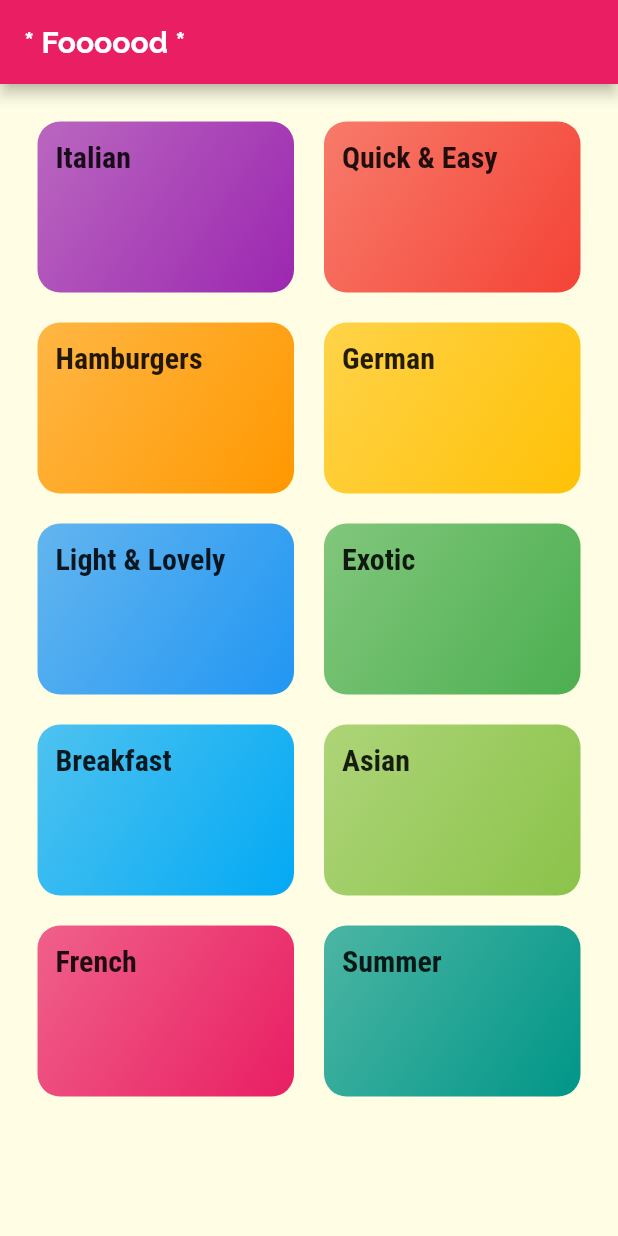
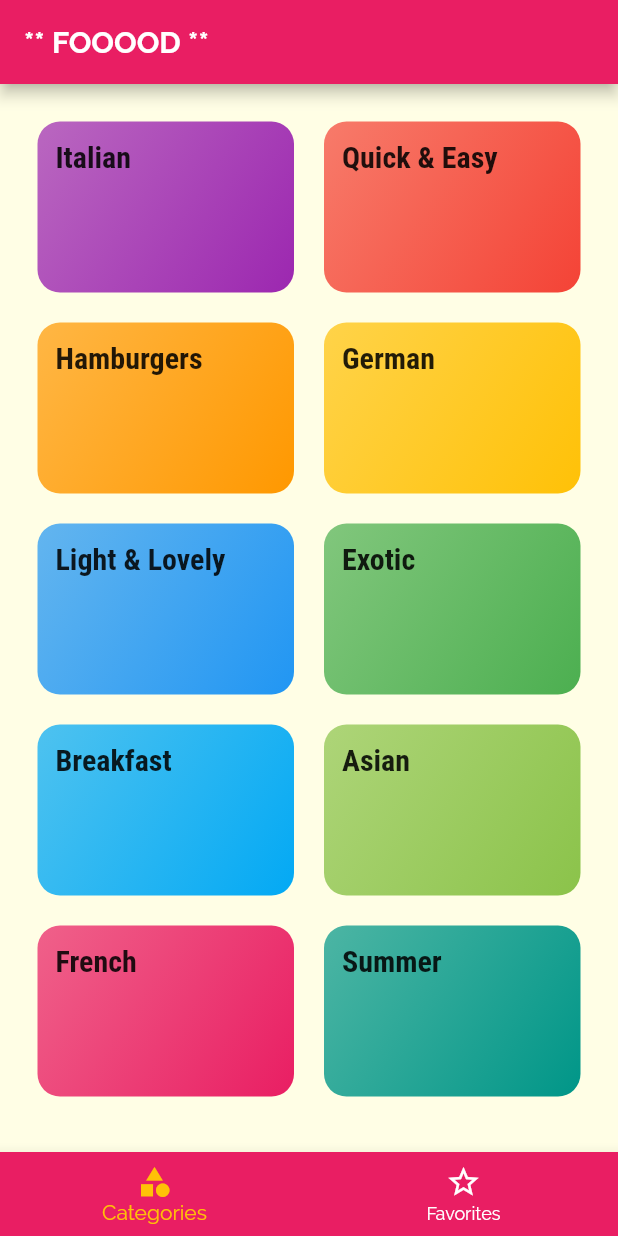
Before and after one commit to kodekittu/Cooking_app, a Flutter app: the screen it shows after launch, on a phone screen of 412 x 824 dp. Run offline on Flutter 3.47's test engine with Material 2 defaults, Android fonts, the phone set to English and light mode, and no system bars.

Commit message:
second commit

```diff
--- a/lib/main.dart
+++ b/lib/main.dart
@@ -1,6 +1,8 @@
-import 'package:cooking_app/screens/category_meals_screen.dart';
+import 'package:cooking_app/screens/tabs_screen.dart';
 import 'package:flutter/material.dart';
 
+import './screens/category_meals_screen.dart';
+import './screens/meal_details_screen.dart';
 import 'screens/categories_screen.dart';
 
 void main() => runApp(MyApp());
@@ -24,9 +26,13 @@ class MyApp extends StatelessWidget {
      // home: CategoriesScreen(), or  we can use route method
       initialRoute: '/',      //   ***********// default as '/'
       routes: {
-        '/' : (ctx) => CategoriesScreen(),
-        CategoryMealsScreen.routeName : (ctx) => CategoryMealsScreen(),  //  or // '/category-meal': (ctx) => CategoryMealsScreen(),
+        '/' : (ctx) => TabsScreen(),
+        CategoryMealsScreen.routeName : (ctx) => CategoryMealsScreen(), //  or // '/category-meal': (ctx) => CategoryMealsScreen(),
+        MealDetailScreen.routeName : (ctx) => MealDetailScreen(),
       },
+      onUnknownRoute: (setting){
+        return MaterialPageRoute(builder: (ctx) => CategoriesScreen());
+      }, //  **** If Screen crachs or something happens ***
     );
   }
 }
--- a/lib/screens/categories_screen.dart
+++ b/lib/screens/categories_screen.dart
@@ -7,9 +7,9 @@ class CategoriesScreen extends StatelessWidget {
   @override
   Widget build(BuildContext context) {
     return Scaffold(
-      appBar: AppBar(
-        title: Text('* Foooood *',style: TextStyle(fontWeight: FontWeight.bold),),
-      ),
+   //   appBar: AppBar(
+       // title: Text('* Foooood *',style: TextStyle(fontWeight: FontWeight.bold),),
+    //  ),
       body: GridView(
         padding: const EdgeInsets.all(25),
         children: DUMMY_CATEGORIES.map((catDate) => CategoryItem(catDate.id,catDate.title, catDate.color)).toList(),
--- a/lib/screens/category_meals_screen.dart
+++ b/lib/screens/category_meals_screen.dart
@@ -27,6 +27,7 @@ class CategoryMealsScreen extends StatelessWidget {
       ),
       body: ListView.builder(itemBuilder: (ctx, index) {
         return MealItem(
+            id: categoryMeals[index].id,
             title: categoryMeals[index].title,
             imageUrl: categoryMeals[index].imageUrl,
             duration: categoryMeals[index].duration,
--- /dev/null
+++ b/lib/screens/tabs_screen.dart
@@ -0,0 +1,75 @@
+import 'package:flutter/material.dart';
+
+import './categories_screen.dart';
+import './favorites_screen.dart';
+
+class TabsScreen extends StatefulWidget {
+  @override
+  _TabsScreenState createState() => _TabsScreenState();
+}
+
+class _TabsScreenState extends State<TabsScreen> {
+
+  final List<Map<String, Object>> _pages = [
+    {'page': CategoriesScreen(), 'title': '** FOOOOD **'},
+    {'page': FavoritesScreen(), 'title': 'Favorites'},
+  ];
+  int _selectedPageIndex = 0;
+
+  void _selectPage(int index) {
+    setState(() {
+      _selectedPageIndex = index;
+    });
+  }
+
+  @override
+  Widget build(BuildContext context) {
+    return Scaffold(
+      appBar: AppBar(
+        title: Text(_pages[_selectedPageIndex]['title'],style: TextStyle(fontWeight: FontWeight.bold),),
+      ),
+      body: _pages[_selectedPageIndex]['page'],
+      bottomNavigationBar: BottomNavigationBar(
+        currentIndex: _selectedPageIndex,
+        //type: BottomNavigationBarType.shifting,
+        onTap: _selectPage,
+        unselectedItemColor: Colors.white,
+        selectedItemColor: Theme.of(context).accentColor,
+        backgroundColor: Theme.of(context).primaryColor,
+        items: [
+          BottomNavigationBarItem(
+              icon: Icon(Icons.category), title: Text('Categories'),backgroundColor: Theme.of(context).primaryColor,),
+          BottomNavigationBarItem(
+              icon: Icon(Icons.star_border), title: Text('Favorites'),backgroundColor: Theme.of(context).primaryColor,),
+        ],
+      ),
+    );
+  }
+}
+
+
+// ****** tab Bar at top  *******
+/*  DefaultTabController(
+      initialIndex: 0,  //  which screen will be open
+      length: 2,
+      child: Scaffold(
+        appBar: AppBar(
+          title: Text('Meals'),
+          bottom: TabBar(tabs: <Widget>[
+            Tab(icon: Icon(Icons.category,),
+                text: 'Category',
+            ),
+            Tab(icon: Icon(Icons.star_border,),
+              text: 'Favorites',
+            ),
+          ]),
+        ),
+        body: TabBarView(children: <Widget>[
+          CategoriesScreen(),
+          FavoritesScreen(),
+        ],
+        ),
+      ),
+    );
+    }
+ */
```
Also changed, not shown: lib/screens/favorites_screen.dart (added, +8 -0 lines), lib/screens/meal_details_screen.dart (added, +102 -0 lines), lib/widgets/meal_item.dart (+10 -4 lines).
